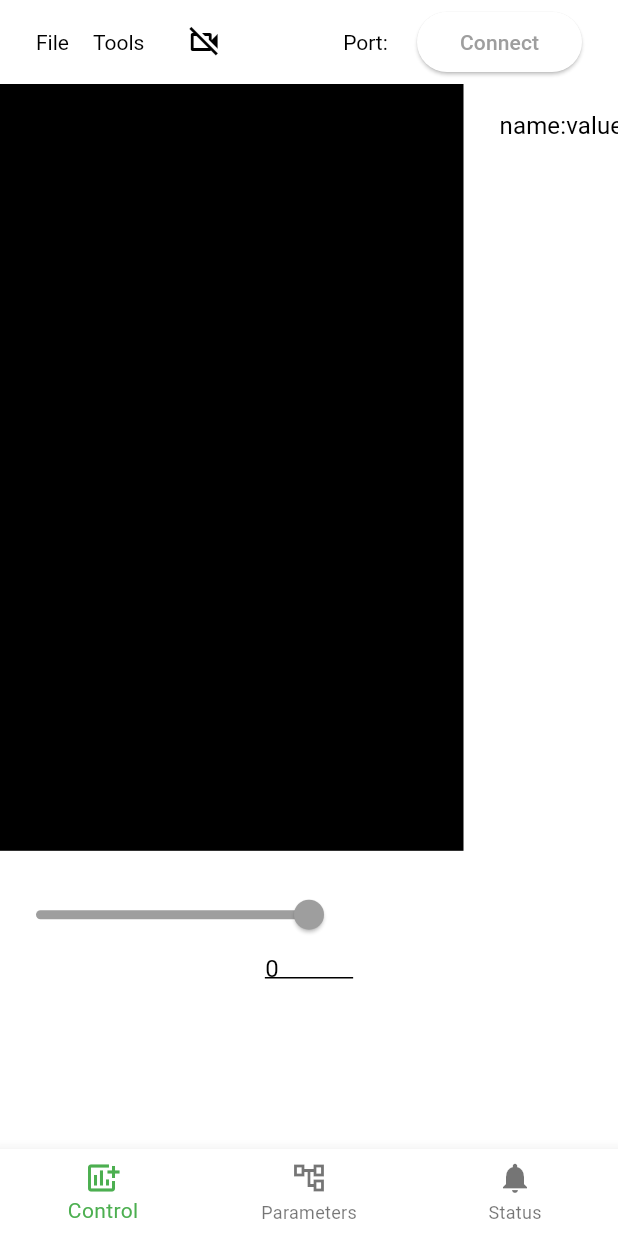
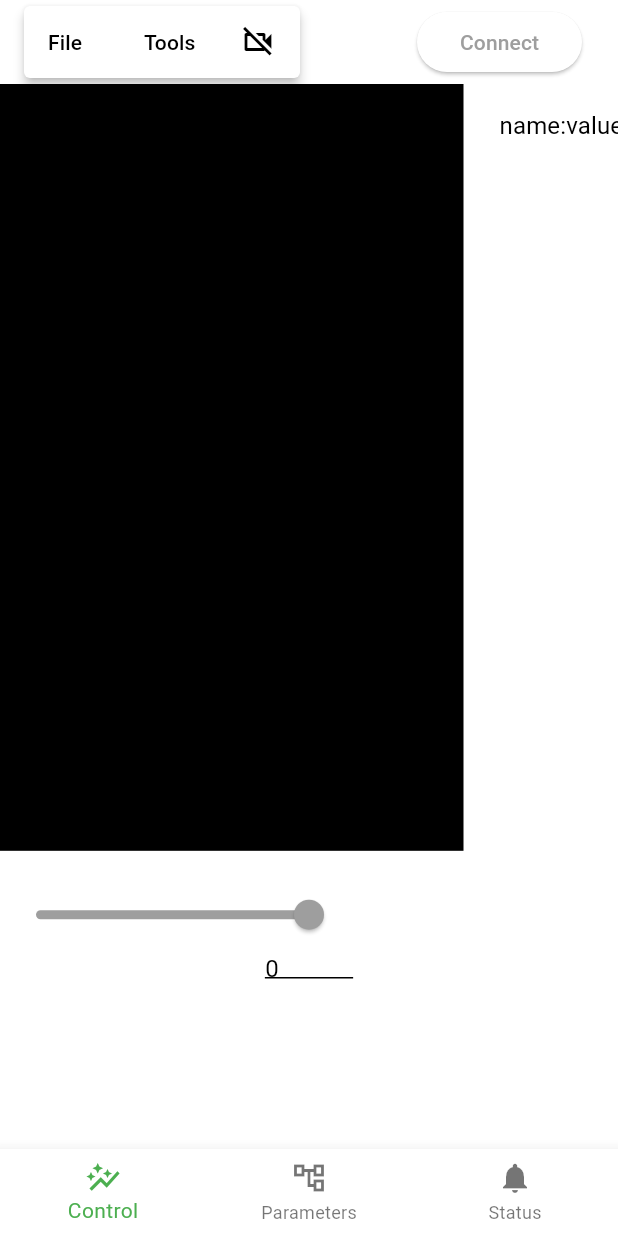
Before and after one commit to benjaminpaik/usb_host, a Flutter app: the screen it shows after launch, on a phone screen of 412 x 824 dp. Run offline on Flutter 3.47's test engine with Material 2 defaults, Android fonts, the phone set to English and light mode, and no system bars; our stand-ins replace file_picker; missing offline and left inert: dart:ffi, libusb.

Commit message:
Changed to menubar to allow shortcuts and updated menubar dimensions.

```diff
--- a/lib/models/host_data_model.dart
+++ b/lib/models/host_data_model.dart
@@ -167,7 +167,6 @@ class HostDataModel extends ChangeNotifier {
         _userMessage = Message.error.parameterNum;
       }
     });
-    print("error: $_userMessage");
     return success;
   }
 
--- a/lib/widgets/bottom_navigation.dart
+++ b/lib/widgets/bottom_navigation.dart
@@ -18,7 +18,7 @@ class BottomNavigation extends StatelessWidget {
         return BottomNavigationBar(
           items: const <BottomNavigationBarItem>[
             BottomNavigationBarItem(
-              icon: Icon(Icons.add_chart),
+              icon: Icon(Icons.auto_graph),
               label: 'Control',
             ),
             BottomNavigationBarItem(
--- a/lib/widgets/topbar.dart
+++ b/lib/widgets/topbar.dart
@@ -1,3 +1,4 @@
+import 'package:flutter/services.dart';
 import 'package:usb_host/misc/file_utilities.dart';
 import 'package:flutter/material.dart';
 import 'package:provider/provider.dart';
@@ -5,6 +6,9 @@ import 'package:provider/provider.dart';
 import '../models/host_data_model.dart';
 import '../models/parameter_table_model.dart';
 import 'message_widget.dart';
+
+const _verticalPadding = 8.0;
+const _horizontalPadding = 8.0;
 
 class TopBar extends StatelessWidget {
   const TopBar({Key? key}) : super(key: key);
@@ -15,19 +19,26 @@ class TopBar extends StatelessWidget {
     final parameterTableModel =
     Provider.of<ParameterTableModel>(context, listen: false);
 
-    final openFileMenuItem = PopupMenuItem(
-        child: const Text("open file"),
-        onTap: () {
+    final openFileMenuItem = MenuItemButton(
+        onPressed: () {
           hostDataModel.openConfigFile(() {
             if (hostDataModel.configData.initialized) {
-              parameterTableModel.initNumParameters(
-                  hostDataModel.configData.parameter.length);
+              parameterTableModel
+                  .initNumParameters(hostDataModel.configData.parameter.length);
             }
             displayMessage(context, hostDataModel.userMessage);
           });
-        });
+        },
+        shortcut: const SingleActivator(LogicalKeyboardKey.keyO, control: true),
+        child: const Text("open file"));
 
-    final saveFileMenuItem = PopupMenuItem(
+    final saveFileMenuItem = MenuItemButton(
+      onPressed: () {
+        if (hostDataModel.configData.telemetry.isNotEmpty) {
+          hostDataModel.saveFile(generateConfigFile(hostDataModel.configData));
+        }
+      },
+      shortcut: const SingleActivator(LogicalKeyboardKey.keyS, control: true),
       child: Selector<HostDataModel, bool>(
         selector: (_, selectorModel) =>
         selectorModel.configData.telemetry.isNotEmpty,
@@ -40,14 +51,15 @@ class TopBar extends StatelessWidget {
           );
         },
       ),
-        onTap: () {
-          if (hostDataModel.configData.telemetry.isNotEmpty) {
-            hostDataModel
-                .saveFile(generateConfigFile(hostDataModel.configData));
+    );
+
+    final createDataFileMenuItem = MenuItemButton(
+      onPressed: () {
+        if (hostDataModel.usb.isRunning) {
+          hostDataModel.createDataFile();
         }
-        });
-
-    final createDataFileMenuItem = PopupMenuItem(
+      },
+      shortcut: const SingleActivator(LogicalKeyboardKey.keyD, control: true),
       child: Selector<HostDataModel, bool>(
         selector: (_, selectorModel) => selectorModel.usb.isRunning,
         builder: (context, running, child) {
@@ -59,24 +71,19 @@ class TopBar extends StatelessWidget {
           );
         },
       ),
-        onTap: () {
-          if (hostDataModel.usb.isRunning) {
-            hostDataModel.createDataFile();
-          }
-        });
+    );
 
-    final parseDataMenuItem = PopupMenuItem(
+    final parseDataMenuItem = MenuItemButton(
         child: const Text("parse data"),
-        onTap: () {
+        onPressed: () {
           hostDataModel.parseDataFile(
               true, () => displayMessage(context, hostDataModel.userMessage));
         });
 
-    final saveByteFileMenuItem = PopupMenuItem(
+    final saveByteFileMenuItem = MenuItemButton(
       child: Row(
         children: [
           const Text("save byte file"),
-          const Spacer(),
           Selector<HostDataModel, bool>(
             selector: (_, selectorModel) => selectorModel.saveByteFile,
             builder: (context, saveByteFile, child) {
@@ -89,59 +96,55 @@ class TopBar extends StatelessWidget {
           ),
         ],
       ),
+      onPressed: () {},
     );
 
-    final createHeaderMenuItem = PopupMenuItem(
-        child: const Text("create header"),
-        onTap: () {
+    final createHeaderMenuItem = MenuItemButton(
+      onPressed: () {
         if (hostDataModel.configData.telemetry.isNotEmpty) {
-            hostDataModel
-                .saveFile(generateHeaderFile(hostDataModel.configData));
+          hostDataModel.saveFile(generateHeaderFile(hostDataModel.configData));
         }
-        });
+      },
+      shortcut: const SingleActivator(LogicalKeyboardKey.keyH, control: true),
+      child: Selector<HostDataModel, bool>(
+        selector: (_, selectorModel) =>
+        selectorModel.configData.telemetry.isNotEmpty,
+        builder: (context, fileLoaded, child) {
+          return Text(
+            "create header",
+            style: TextStyle(
+              color: fileLoaded ? null : Colors.grey,
+            ),
+          );
+        },
+      ),
+    );
 
-    final programTargetMenuItem = PopupMenuItem(
-        child: const Text("program target"),
-        onTap: () {
+    final programTargetMenuItem = MenuItemButton(
+      onPressed: () {
         hostDataModel.initBootloader().then((_) {
           displayMessage(context, hostDataModel.userMessage);
-            hostDataModel.usb.connect();
+          hostDataModel.usb.closePort();
         });
-        });
+      },
+      shortcut: const SingleActivator(LogicalKeyboardKey.keyP, control: true),
+      child: const Text("program target"),
+    );
 
-    final fileMenu = Padding(
-      padding: const EdgeInsets.all(8.0),
-      child: PopupMenuButton(
-        child: const Text("File"),
-        itemBuilder: (context) => <PopupMenuItem>[
+    final fileMenu = [
       openFileMenuItem,
       saveFileMenuItem,
       createDataFileMenuItem,
-        ],
-      ),
-    );
+    ];
 
-    final toolsMenu = Padding(
-      padding: const EdgeInsets.all(8.0),
-      child: PopupMenuButton(
-        child: const Text("Tools"),
-        itemBuilder: (context) => <PopupMenuItem>[
+    final toolsMenu = [
       parseDataMenuItem,
       saveByteFileMenuItem,
       createHeaderMenuItem,
       programTargetMenuItem,
-        ],
-      ),
-    );
+    ];
 
-    const comPortLabel = Padding(
-      padding: EdgeInsets.all(8.0),
-      child: Text("Port: "),
-    );
-
-    final recordButton = Padding(
-      padding: const EdgeInsets.all(8.0),
-      child: Selector<HostDataModel, RecordState>(
+    final recordButton = Selector<HostDataModel, RecordState>(
       selector: (_, selectorModel) => selectorModel.usb.recordState,
       builder: (context, recordState, child) {
         return IconButton(
@@ -152,12 +155,11 @@ class TopBar extends StatelessWidget {
             },
             icon: recordState.icon);
       },
-      ),
     );
 
-
     final connectButton = Padding(
-      padding: const EdgeInsets.all(8.0),
+      padding: const EdgeInsets.symmetric(
+          vertical: _verticalPadding, horizontal: _horizontalPadding),
       child: SizedBox(
         width: 110.0,
         child: ElevatedButton(
@@ -179,15 +181,31 @@ class TopBar extends StatelessWidget {
       ),
     );
 
+    // combine items from both menus and register shortcuts
+    _initShortcuts(context, [...fileMenu, ...toolsMenu]);
+
     return Row(
       children: [
-        fileMenu,
-        toolsMenu,
+        MenuBar(children: [
+          SubmenuButton(menuChildren: fileMenu, child: const Text('File')),
+          SubmenuButton(menuChildren: toolsMenu, child: const Text('Tools')),
           recordButton,
+        ]),
         const Spacer(),
-        comPortLabel,
         connectButton,
       ],
     );
   }
 }
+
+void _initShortcuts(BuildContext context, List<MenuItemButton> menuItems) {
+  if (ShortcutRegistry.of(context).shortcuts.isEmpty) {
+    final validMenuItems = menuItems
+        .where((item) => item.shortcut != null && item.onPressed != null);
+    final shortcutMap = {
+      for (final item in validMenuItems)
+        item.shortcut!: VoidCallbackIntent(item.onPressed!)
+    };
+    ShortcutRegistry.of(context).addAll(shortcutMap);
+  }
+}
```
Also changed, not shown: pubspec.lock. Lines whose indentation alone changed are shown as unchanged.
